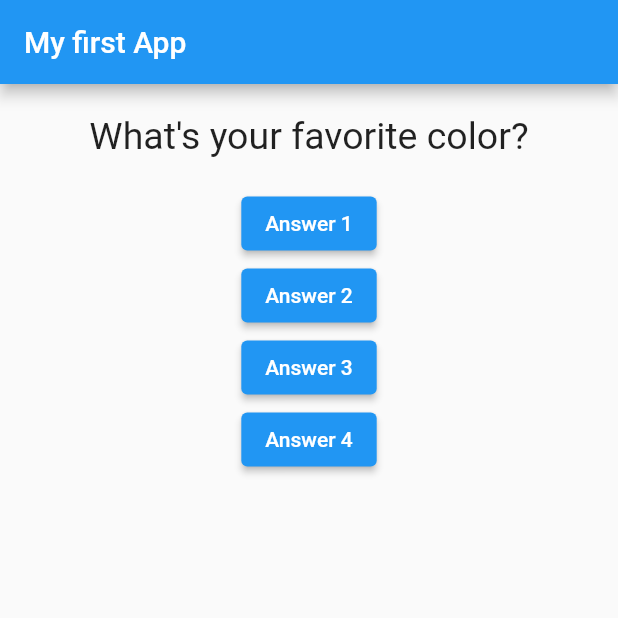
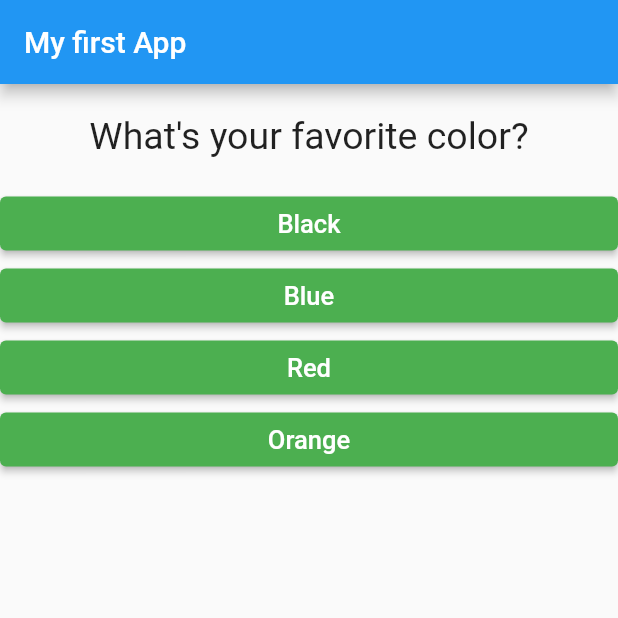
Before and after one commit to Sharan-121/Quiz-App, a Flutter app: the screen it shows after launch, on a phone screen of 412 x 824 dp, the top half of it. Run offline on Flutter 3.47's test engine with Material 2 defaults, Android fonts, the phone set to English and light mode, and no system bars.

Commit message:
Dynamic update

```diff
--- a/lib/answer.dart
+++ b/lib/answer.dart
@@ -2,8 +2,9 @@ import 'package:flutter/material.dart';
 
 class Answer extends StatelessWidget {
   final VoidCallback selectHandler;
+  final String answerText;
 
-  Answer(this.selectHandler);
+  Answer(this.selectHandler, this.answerText);
 
   @override
   Widget build(BuildContext context) {
@@ -16,7 +17,7 @@ class Answer extends StatelessWidget {
         ),
         onPressed: selectHandler,
         child: Text(
-          "Answer 1",
+          answerText,
           style: TextStyle(fontSize: 17),
         ),
       ),
--- a/lib/main.dart
+++ b/lib/main.dart
@@ -1,5 +1,6 @@
 import 'package:flutter/material.dart';
 import './question.dart';
+import './answer.dart';
 
 // Flutter apps are just a tree of Widgets.They are the building blocks of any Flutter application.
 // Widget is a special type of object.
@@ -25,10 +26,20 @@ class MyApp extends StatefulWidget {
 class _MyAppState extends State<MyApp> {
   var _questionIndex = 0; // To dynamically change questions.
   var questionSet = [
-    "What's your favorite color?",
-    "What's your favorite animal?",
+    {
+      'questionText': "What's your favorite color?",
+      'answers': ["Black", "Blue", "Red", "Orange"],
+    },
+    {
+      'questionText': "What's your favorite animal?",
+      'answers': ["Zebra", "Lion", "Fox", "Dog"],
+    },
+    {
+      'questionText': "What's your favorite food?",
+      'answers': ["Dosa", "Idli", "Vada", "Pongal"],
+    },
   ];
-  void answerQuestion() {
+  void _answerQuestion() {
     setState(() {
       _questionIndex += 1;
     });
@@ -48,27 +59,13 @@ class _MyAppState extends State<MyApp> {
         ),
         body: Column(
           children: <Widget>[
-            Question(questionSet[
-                _questionIndex]), // or questionSet.elementAt(index).
-            ElevatedButton(
-              onPressed:
-                  answerQuestion, // Not answerQuestion() coz we need a pointer to the function(name instead of result).
-              child: Text("Answer 1"),
-            ),
-            ElevatedButton(
-              onPressed: answerQuestion,
-              child: Text("Answer 2"),
-            ),
-            ElevatedButton(
-              onPressed: () {
-                print("Answer chosen!");
-              }, //Anonymous Function.
-              child: Text("Answer 3"),
-            ),
-            ElevatedButton(
-              onPressed: answerQuestion,
-              child: Text("Answer 4"),
-            ),
+            Question(
+              questionSet[_questionIndex]['questionText'] as String,
+            ), // or questionSet.elementAt(index).
+            ...(questionSet[_questionIndex]['answers'] as List<String>)
+                .map((answer) {
+              return Answer(_answerQuestion, answer);
+            }).toList()
           ],
         ),
       ),
```
